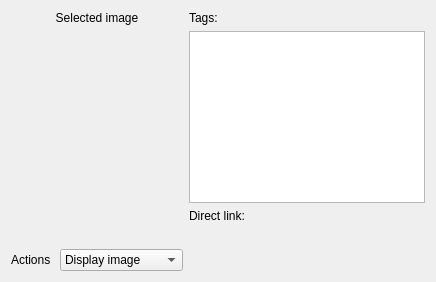
The window that danbooru/ui_src/actiondialog.ui (lbeltrame/danbooru-client) describes before a commit, drawn with Qt 5.
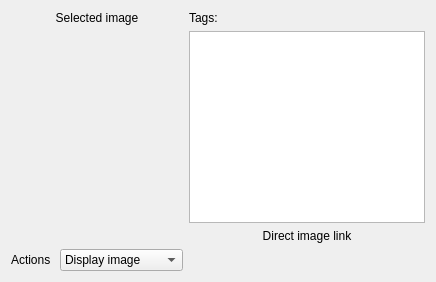
The same window after the commit. Custom widgets are drawn as their Qt base class.

Commit message: Reworked action dialog occupying less space, using a hyperlink instead of the full link

Patch:
```diff
--- a/danbooru/ui_src/actiondialog.ui
+++ b/danbooru/ui_src/actiondialog.ui
@@ -71,28 +71,16 @@
    <item row="3" column="2">
     <widget class="QLabel" name="label_2">
      <property name="text">
-      <string>Direct link:</string>
+      <string>Direct image link</string>
      </property>
-    </widget>
-   </item>
-   <item row="4" column="2">
-    <widget class="KSqueezedTextLabel" name="urlEdit">
-     <property name="text">
-      <string/>
-     </property>
-     <property name="openExternalLinks">
-      <bool>false</bool>
+     <property name="alignment">
+      <set>Qt::AlignCenter</set>
      </property>
     </widget>
    </item>
   </layout>
  </widget>
  <customwidgets>
-  <customwidget>
-   <class>KSqueezedTextLabel</class>
-   <extends>QLabel</extends>
-   <header>ksqueezedtextlabel.h</header>
-  </customwidget>
   <customwidget>
    <class>KComboBox</class>
    <extends>QComboBox</extends>
```
Left out of the diff: 6 changed lines with no effect on the pictures. The commit also changes 2 other files.
